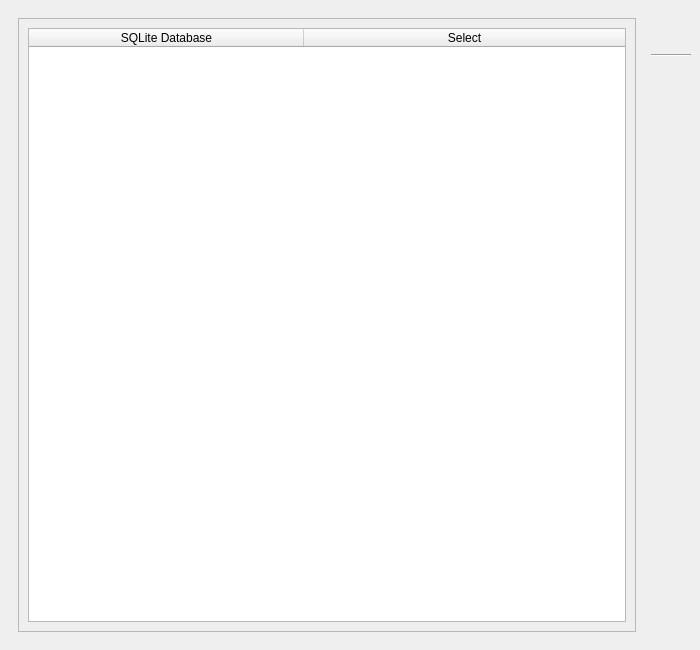
Qt form UI/biblioteq_merge_sqlite_databases.ui (textbrowser/biblioteq) before a commit.
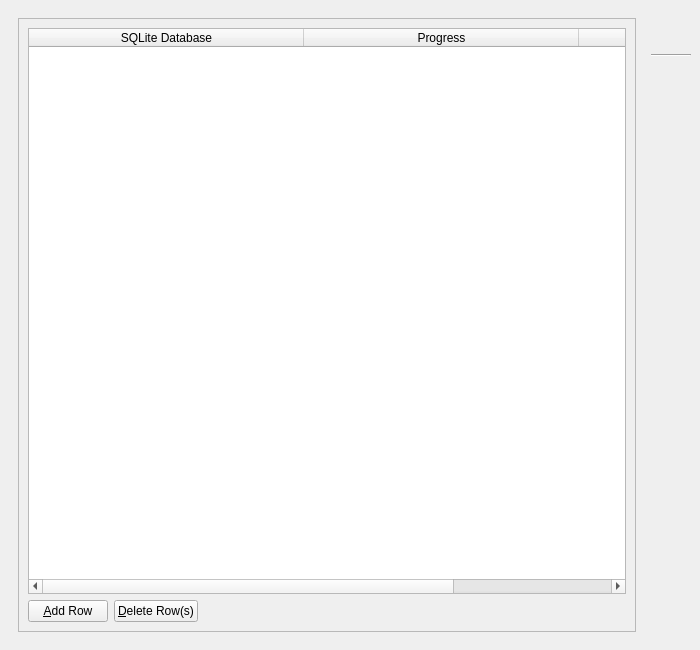
The same form after that commit. Icons and pictures are not drawn.

Diff of the .ui file:
```diff
--- a/UI/biblioteq_merge_sqlite_databases.ui
+++ b/UI/biblioteq_merge_sqlite_databases.ui
@@ -84,6 +84,11 @@
                 <string>SQLite Database</string>
                </property>
               </column>
+              <column>
+               <property name="text">
+                <string>Progress</string>
+               </property>
+              </column>
               <column>
                <property name="text">
                 <string>Select</string>
@@ -92,6 +97,37 @@
              </widget>
             </widget>
            </item>
+           <item>
+            <layout class="QHBoxLayout" name="horizontalLayout_3">
+             <item>
+              <widget class="QPushButton" name="add_row">
+               <property name="text">
+                <string>&amp;Add Row</string>
+               </property>
+              </widget>
+             </item>
+             <item>
+              <widget class="QPushButton" name="delete_row">
+               <property name="text">
+                <string>&amp;Delete Row(s)</string>
+               </property>
+              </widget>
+             </item>
+             <item>
+              <spacer name="horizontalSpacer">
+               <property name="orientation">
+                <enum>Qt::Horizontal</enum>
+               </property>
+               <property name="sizeHint" stdset="0">
+                <size>
+                 <width>40</width>
+                 <height>20</height>
+                </size>
+               </property>
+              </spacer>
+             </item>
+            </layout>
+           </item>
           </layout>
          </widget>
         </widget>
```
Left out of the diff: 28 changed lines with no effect on the pictures.
